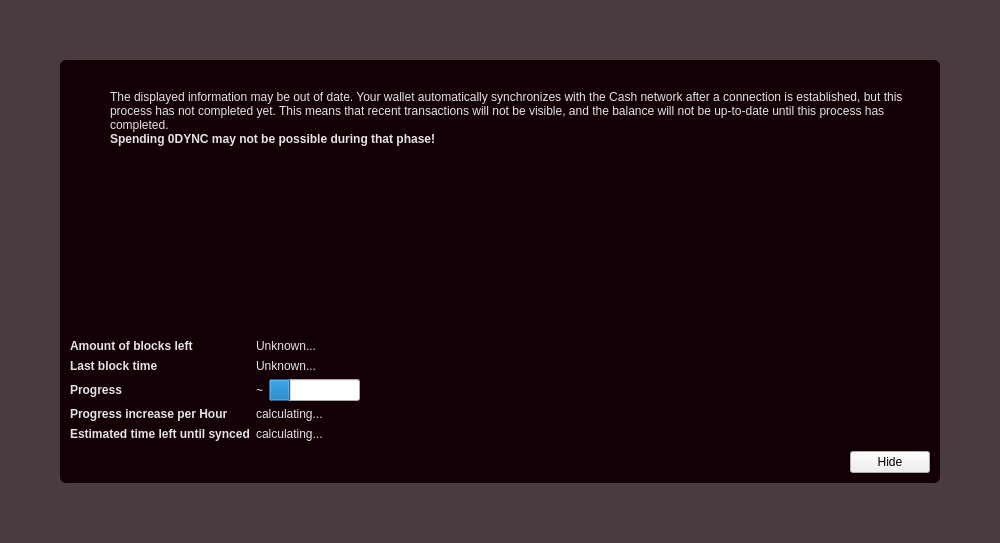
Qt form src/qt/forms/modaloverlay.ui (Zero-Dynamics/cash-core) before a commit.
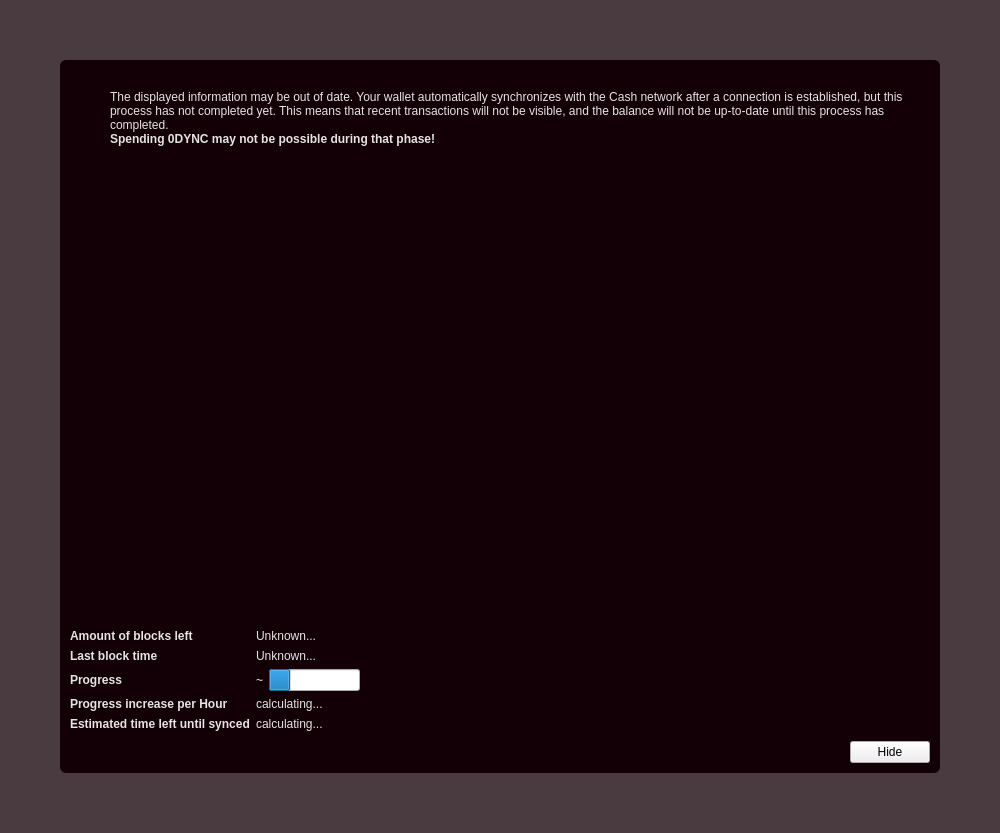
The same form after that commit. Icons and pictures are not drawn. Custom widgets are drawn as their Qt base class.

Commit message: Change window size

The edit to the form file:
```diff
--- a/src/qt/forms/modaloverlay.ui
+++ b/src/qt/forms/modaloverlay.ui
@@ -7,7 +7,7 @@
     <x>0</x>
     <y>0</y>
     <width>1000</width>
-    <height>543</height>
+    <height>833</height>
    </rect>
   </property>
   <property name="windowTitle">
```
The commit also changes 7 other files.
